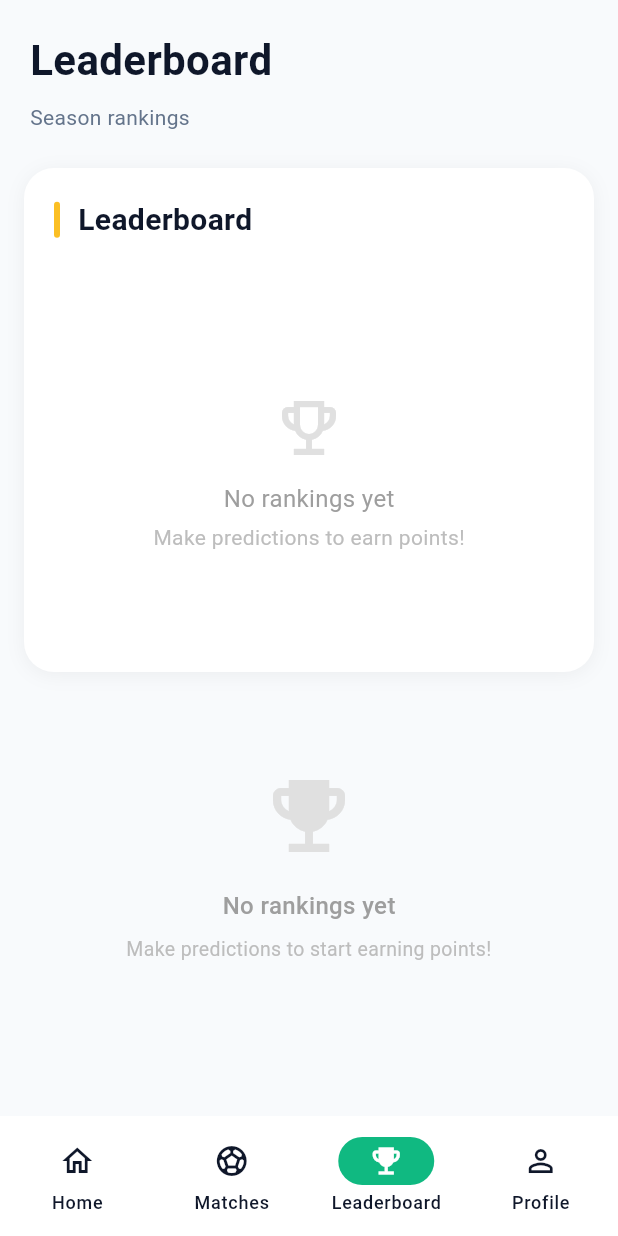
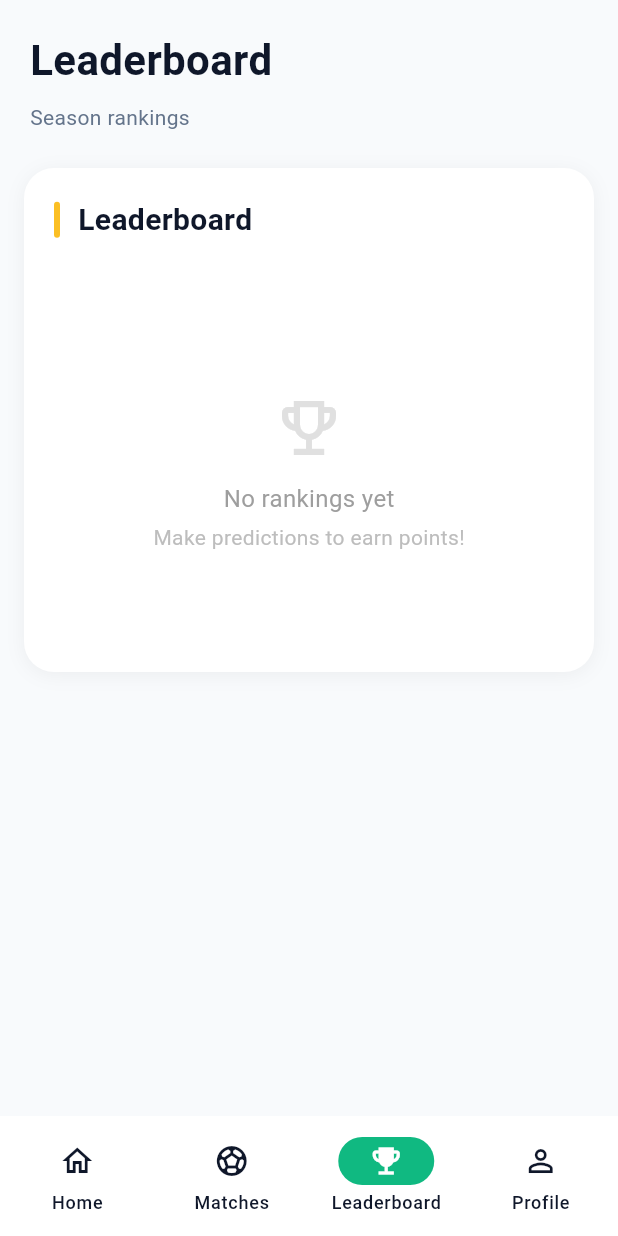
Before and after one commit to wajudev/fcpw-bookies, a Flutter app: the screen it shows once a user with an empty profile is signed in, item 3 of the bottom bar chosen, on a phone screen of 412 x 824 dp. Run offline on Flutter 3.47's test engine with Material 3 defaults, Android fonts, the phone set to English and light mode, and no system bars; our stand-ins replace connectivity_plus, flutter_dotenv, flutter_riverpod, supabase_flutter, table_calendar; accounts and stored records are empty.

Commit message:
more updates

```diff
--- a/frontend/lib/screens/leaderboard/leaderboard_screen_full.dart
+++ b/frontend/lib/screens/leaderboard/leaderboard_screen_full.dart
@@ -92,41 +92,6 @@ class _LeaderboardScreenFullState extends State<LeaderboardScreenFull> {
                     // Full Leaderboard
                     LeaderboardWidget(topUsers: _topUsers),
                     const SizedBox(height: 24),
-
-                    // Empty state
-                    if (_topUsers.isEmpty)
-                      Center(
-                        child: Padding(
-                          padding: const EdgeInsets.all(40),
-                          child: Column(
-                            children: [
-                              Icon(
-                                Icons.emoji_events,
-                                size: 64,
-                                color: Colors.grey.shade300,
-                              ),
-                              const SizedBox(height: 16),
-                              Text(
-                                'No rankings yet',
-                                style: TextStyle(
-                                  fontSize: 16,
-                                  color: Colors.grey.shade500,
-                                  fontWeight: FontWeight.w500,
-                                ),
-                              ),
-                              const SizedBox(height: 8),
-                              Text(
-                                'Make predictions to start earning points!',
-                                textAlign: TextAlign.center,
-                                style: TextStyle(
-                                  fontSize: 13,
-                                  color: Colors.grey.shade400,
-                                ),
-                              ),
-                            ],
-                          ),
-                        ),
-                      ),
                   ],
                 ),
               ),
```
